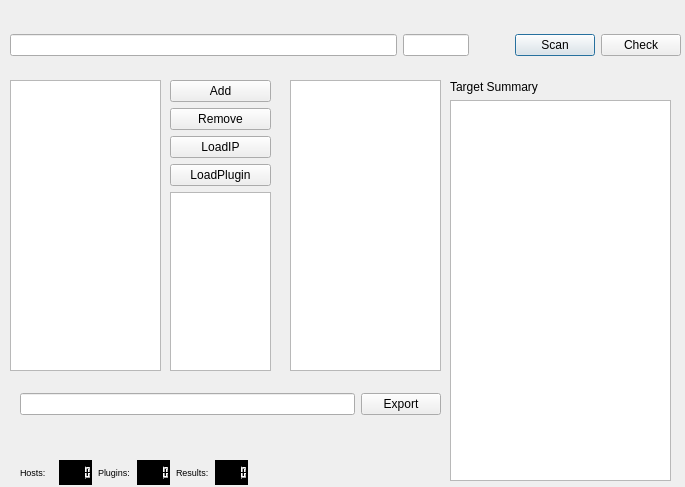
Before: the Qt Designer form scan/knife.ui in mylamour/IlI, drawn with Qt 5.
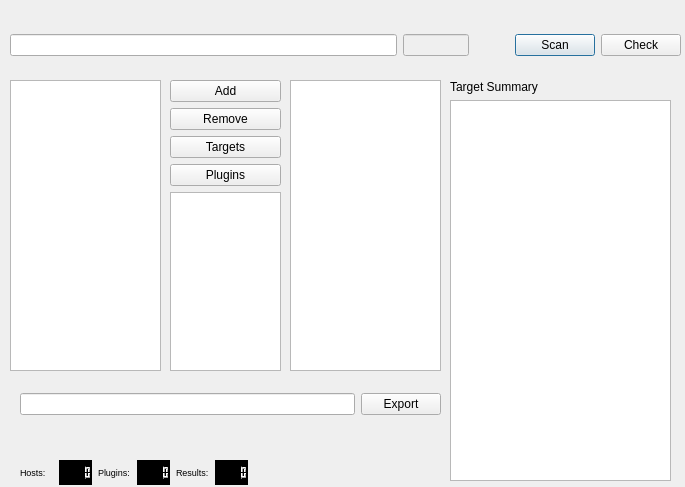
After: the same form once the commit is applied.

Commit message: Export scan results from db by recent scan batch id and

The edit to the form file:
```diff
--- a/scan/knife.ui
+++ b/scan/knife.ui
@@ -41,7 +41,7 @@
     <item>
      <widget class="QLineEdit" name="ports">
       <property name="enabled">
-       <bool>true</bool>
+       <bool>false</bool>
       </property>
       <property name="maximumSize">
        <size>
@@ -98,7 +98,7 @@
     <rect>
      <x>170</x>
      <y>80</y>
-     <width>101</width>
+     <width>111</width>
      <height>291</height>
     </rect>
    </property>
@@ -120,14 +120,14 @@
     <item>
      <widget class="QPushButton" name="loadipfile">
       <property name="text">
-       <string>LoadIP</string>
+       <string>Targets</string>
       </property>
      </widget>
     </item>
     <item>
      <widget class="QPushButton" name="loadplugins">
       <property name="text">
-       <string>LoadPlugin</string>
+       <string>Plugins</string>
       </property>
      </widget>
     </item>
```
The commit also changes 2 other files.
